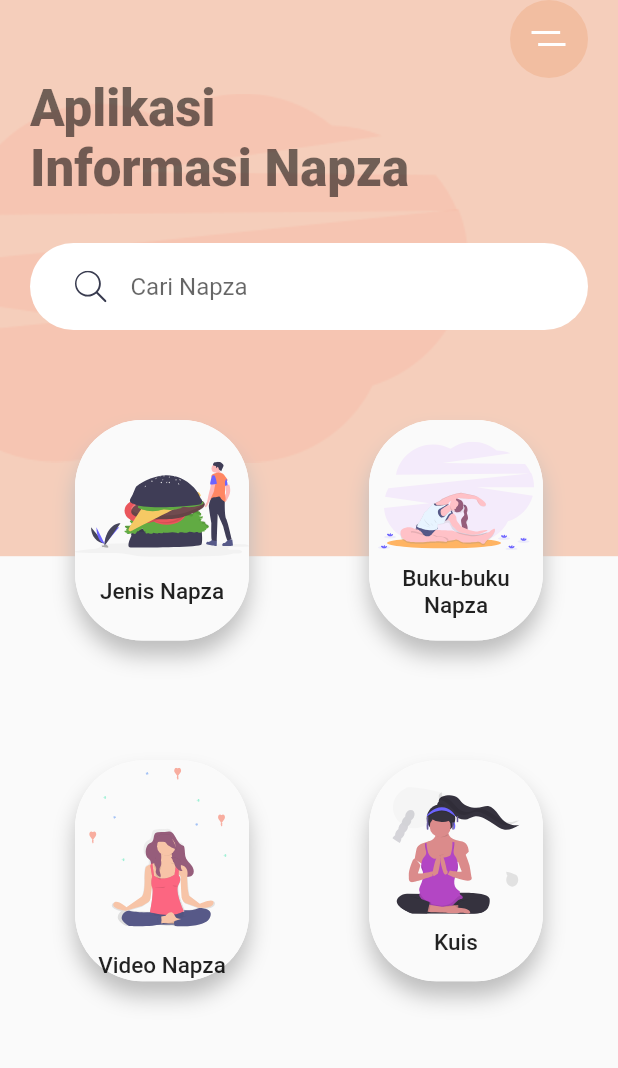
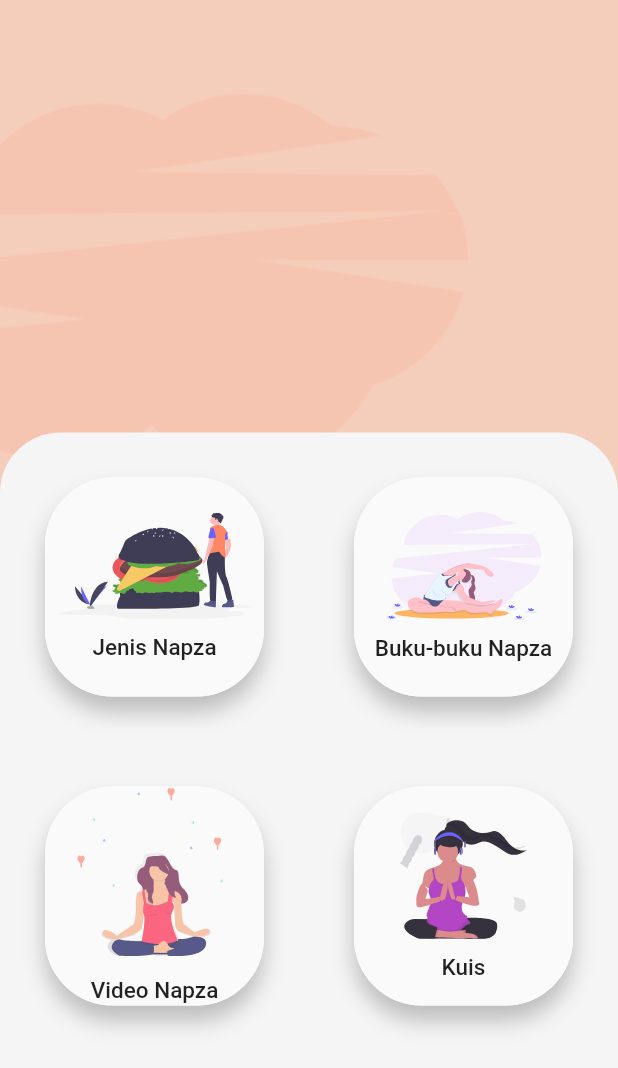
Before and after one commit to natayudarsi/info_napza, a Flutter app: the screen it shows after launch, on a phone screen of 412 x 824 dp. Shown: the top 1068 px of the screen. Run offline on Flutter 3.47's test engine with Material 2 defaults, Android fonts, the phone set to English and light mode, and no system bars; our stand-ins replace flutter_svg, native_pdf_view; missing offline and left inert: a package.

Commit message:
[CHORES] : change design home page

```diff
--- a/lib/home_page.dart
+++ b/lib/home_page.dart
@@ -44,39 +44,19 @@ class _MyHomePageScreenState extends State<MyHomePageScreen> {
               )
             ),
           ),
-          SafeArea(
-            child: Padding(
-              padding: const EdgeInsets.symmetric(horizontal: 20),
-              child: Column(
-                crossAxisAlignment: CrossAxisAlignment.start,
-                children: <Widget>[
-                  Align(
-                    alignment: Alignment.topRight,
-                    child: Container(
-                      alignment: Alignment.center,
-                      height: 52,
-                      width: 52,
-                      decoration: BoxDecoration(
-                        color: Color(0xFFF2BEA1),
-                        shape: BoxShape.circle
-                      ),
-                      child: SvgPicture.asset('assets/icons/menu.svg'),
-                    ),
-                  ),
-                  Text(
-                    'Aplikasi \nInformasi Napza',
-                    style: Theme.of(context)
-                          .textTheme
-                          .display1
-                          .copyWith(fontWeight: FontWeight.w900),
-                  ),
-                  SearchBar(),
-                  Expanded(
+          Align(
+              alignment: Alignment.bottomCenter,
+              child: Container(
+                height: size.height * .65,
+                decoration: BoxDecoration(
+                  color: Colors.grey[100],
+                  borderRadius: BorderRadius.vertical(top: Radius.circular(40))
+                ),
                     child: GridView.count(
                       crossAxisCount: 2,
-                      childAspectRatio: .85,
-                      crossAxisSpacing: 20,
-                      mainAxisSpacing: 20,
+                      // childAspectRatio: .85,
+                      // crossAxisSpacing: 5,
+                      // mainAxisSpacing: 5,
                       children: <Widget>[
                         CategoryCard(
                           title: "Jenis Napza",
@@ -113,11 +93,82 @@ class _MyHomePageScreenState extends State<MyHomePageScreen> {
                         ),
                       ],
                     )
-                  )
-                ],
               ),
             )
-          )
+          // SafeArea(
+          //   child: Padding(
+          //     padding: const EdgeInsets.symmetric(horizontal: 20),
+          //     child: Column(
+          //       crossAxisAlignment: CrossAxisAlignment.start,
+          //       children: <Widget>[
+          //         Align(
+          //           alignment: Alignment.topRight,
+          //           child: Container(
+          //             alignment: Alignment.center,
+          //             height: 52,
+          //             width: 52,
+          //             decoration: BoxDecoration(
+          //               color: Color(0xFFF2BEA1),
+          //               shape: BoxShape.circle
+          //             ),
+          //             child: SvgPicture.asset('assets/icons/menu.svg'),
+          //           ),
+          //         ),
+          //         Text(
+          //           'Aplikasi \nInformasi Napza',
+          //           style: Theme.of(context)
+          //                 .textTheme
+          //                 .display1
+          //                 .copyWith(fontWeight: FontWeight.w900),
+          //         ),
+          //         SearchBar(),
+          //         Expanded(
+          //           child: GridView.count(
+          //             crossAxisCount: 2,
+          //             childAspectRatio: .85,
+          //             crossAxisSpacing: 20,
+          //             mainAxisSpacing: 20,
+          //             children: <Widget>[
+          //               CategoryCard(
+          //                 title: "Jenis Napza",
+          //                 svgSrc: "assets/icons/Hamburger.svg",
+          //                 press: () {
+          //                   Navigator.of(context).pushNamed(Routes.jenisNapzaScreen);
+          //                 },
+          //               ),
+          //               CategoryCard(
+          //                 title: "Buku-buku Napza",
+          //                 svgSrc: "assets/icons/Excrecises.svg",
+          //                 press: () {
+          //                   Navigator.of(context).pushNamed(Routes.bukuNapzaScreen);
+          //                 },
+          //               ),
+          //               CategoryCard(
+          //                 title: "Video Napza",
+          //                 svgSrc: "assets/icons/Meditation.svg",
+          //                 press: () {
+          //                   // Navigator.push(
+          //                   //   context,
+          //                   //   MaterialPageRoute(builder: (context) {
+          //                   //     return BookViewScreen(document: document);
+          //                   //   }),
+          //                   // );
+          //                 },
+          //               ),
+          //               CategoryCard(
+          //                 title: "Kuis",
+          //                 svgSrc: "assets/icons/yoga.svg",
+          //                 press: () {
+          //                   Navigator.of(context).pushNamed(Routes.kuisScreen);
+          //                 },
+          //               ),
+          //             ],
+          //           )
+          //         )
+          //       ],
+          //     ),
+          //   )
+          // )
         ],
       ),
     );
```
